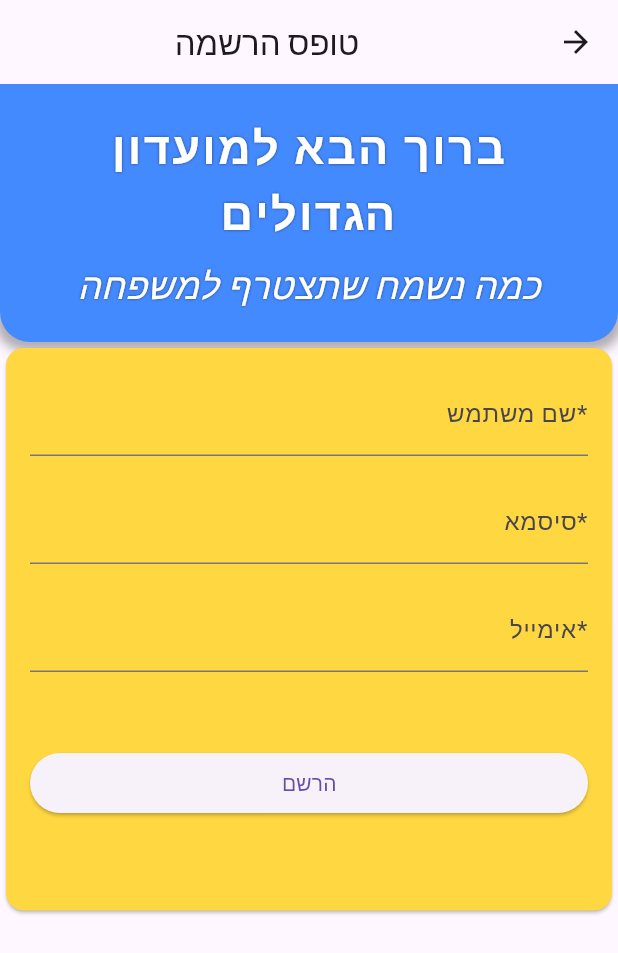
After one commit to mendi-cohen/final-project-in-flutter, a Flutter app: the screen it shows after launch, after a tap on "הרשמה", on a phone screen of 412 x 824 dp. The commit adds this screen. Shown: the top 953 px of the screen. Run offline on Flutter 3.47's test engine with Material 3 defaults, Android fonts, the phone set to English and light mode, and no system bars; network calls fail.

Commit message:
חצי דרך להרשמה של משתמשים

```diff
--- /dev/null
+++ b/lib/EnterUsers/EnterPage.dart
@@ -0,0 +1,93 @@
+import 'package:flutter/material.dart';
+import 'Log-in.dart';
+import './Sign-in.dart';
+
+
+
+class EnterPage extends StatefulWidget{
+ const EnterPage ({super.key});
+  @override
+State<EnterPage> createState ()=> _EnterState();
+}
+
+
+class _EnterState extends State<EnterPage>{
+    bool _isLoginFormVisible = false;
+  @override
+
+Widget build (BuildContext context){
+  return Scaffold(
+    appBar: AppBar(title: const Center(child:Text(" אפליקציית חסכוני בעצמי ",))),
+       body: Center(
+        child: Container(
+          width: 400,
+            decoration: const BoxDecoration(
+            image: DecorationImage(
+              image: NetworkImage('https://www.mynet.co.il/picserver/mynet/crop_images/2023/06/28/BkGnQuYd3/BkGnQuYd3_0_0_800_1000_0_large.jpg'),
+              fit: BoxFit.cover,
+            ),
+          ),
+          child: Column(
+            mainAxisAlignment: MainAxisAlignment.end,
+            crossAxisAlignment: CrossAxisAlignment.stretch,
+             children: [
+              Padding(
+                padding: const EdgeInsets.all(8.0),
+                child: ElevatedButton(
+                  onPressed: () {
+                    Navigator.push(
+                      context,
+                      MaterialPageRoute(builder: (context) => RegistrationForm()),
+                    );
+                  },
+                  style: ElevatedButton.styleFrom(
+                    padding: const EdgeInsets.all(20),
+                    elevation: 5,
+                    shadowColor: Colors.grey,
+                    shape: RoundedRectangleBorder(
+                      borderRadius: BorderRadius.circular(30),
+                    ),
+                  ),
+                  child: const Text(
+                    "הרשמה",
+                    style: TextStyle(fontSize: 30),
+                  ),
+                ),
+              ),
+                          Padding(
+                padding: const EdgeInsets.all(8.0),
+                child: ElevatedButton(
+                  onPressed: () {
+                    setState(() {
+                      _isLoginFormVisible = !_isLoginFormVisible;
+                    });
+                  },
+                  style: ElevatedButton.styleFrom(
+                    padding: const EdgeInsets.all(20),
+                    elevation: 5,
+                    shadowColor: Colors.grey,
+                    shape: RoundedRectangleBorder(
+                      borderRadius: BorderRadius.circular(30),
+                    ),
+                  ),
+                  child: const Text(
+                    "כניסה",
+                    style: TextStyle(fontSize: 30),
+                  ),
+                ),
+              ),
+              AnimatedContainer(
+                duration: const Duration(milliseconds: 500),
+                height: _isLoginFormVisible ? MediaQuery.of(context).size.height * 0.3 : 0,
+                color: Colors.blue,
+                child: Center(
+                  child:LoginPage()
+                ),
+              ),
+            ],
+          ),
+        ),
+      ),
+  );
+}
+}
--- /dev/null
+++ b/lib/EnterUsers/Log-in.dart
@@ -0,0 +1,91 @@
+import 'package:flutter/material.dart';
+import 'package:http/http.dart' as http;
+import 'dart:convert';
+
+class LoginPage extends StatefulWidget {
+  @override
+  _LoginPageState createState() => _LoginPageState();
+}
+
+class _LoginPageState extends State<LoginPage> {
+  final TextEditingController _passwordController = TextEditingController();
+  List<String> _storedPasswords = [];
+
+  @override
+  void initState() {
+    super.initState();
+    _fetchStoredPasswords();
+  }
+
+  Future<void> _fetchStoredPasswords() async {
+    final url = Uri.parse('http://10.0.2.2:3007/enterUser');
+
+    final response = await http.get(url);
+
+    if (response.statusCode == 200) {
+      final List<dynamic> data = json.decode(response.body);
+
+      List<String> passwords = [];
+      for (var user in data) {
+        passwords.add(user['password']);
+      }
+
+      setState(() {
+        _storedPasswords = passwords;
+        print(_storedPasswords);
+      });
+    } else {
+      throw Exception('Failed to fetch stored passwords');
+    }
+  }
+
+  @override
+  Widget build(BuildContext context) {
+    return Scaffold(
+      appBar: AppBar(
+        title: const Center(child: Text('התחברות')),
+      ),
+      body: Center(
+        child: Padding(
+          padding: const EdgeInsets.all(25),
+          child: Column(
+            mainAxisAlignment: MainAxisAlignment.center,
+            children: [
+              TextFormField(
+                controller: _passwordController,
+                obscureText: true,
+                decoration: const InputDecoration(
+                  labelText: 'הכנס סיסמה',
+                ),
+              ),
+              ElevatedButton(
+                onPressed: () {
+                  final enteredPassword = _passwordController.text;
+                  print(enteredPassword);
+                  if (_storedPasswords.contains(enteredPassword)) {
+                         ScaffoldMessenger.of(context).showSnackBar(
+                     const SnackBar(
+                        content: Text('סיסמה נכונה!!!!!!!!!!!!!!!!'),
+                        duration: Duration(seconds: 2),
+                      ),
+                    );
+                  } else {
+                    // Password is incorrect
+                    // Handle incorrect password logic here
+                    ScaffoldMessenger.of(context).showSnackBar(
+                     const SnackBar(
+                        content: Text('סיסמה שגויה'),
+                        duration: Duration(seconds: 2),
+                      ),
+                    );
+                  }
+                },
+                child: const Text('כניסה'),
+              ),
+            ],
+          ),
+        ),
+      ),
+    );
+  }
+}
--- /dev/null
+++ b/lib/EnterUsers/Sign-in.dart
@@ -0,0 +1,186 @@
+import 'package:flutter/material.dart';
+import 'package:http/http.dart' as http;
+import './WelcomeTitle .dart';
+import '../MainPage/MainControll.dart';
+
+class RegistrationForm extends StatefulWidget {
+  @override
+  State<RegistrationForm> createState() => _RegistrationFormState();
+}
+
+class _RegistrationFormState extends State<RegistrationForm> {
+  final TextEditingController _usernameController = TextEditingController();
+  final TextEditingController _passwordController = TextEditingController();
+  final TextEditingController _emailController = TextEditingController();
+
+  String _registrationStatus = '';
+
+  Future<void> _submitForm() async {
+    final url = Uri.parse('http://10.0.2.2:3007/saveUser');
+
+    final username = _usernameController.text;
+    final password = _passwordController.text;
+    final email = _emailController.text;
+
+    if (!_isUsernameValid(username)) {
+      setState(() {
+                  ScaffoldMessenger.of(context).showSnackBar(
+       const SnackBar(
+          content: Text( ' *שם המשתמש חייב להכיל לפחות 6 תווים '),
+          duration: Duration(seconds: 2),
+        ),
+      );
+      });
+      return;
+    }
+
+    if (!_isPasswordValid(password)) {
+      setState(() {
+
+               ScaffoldMessenger.of(context).showSnackBar(
+       const SnackBar(
+          content: Text( '*הסיסמא חייבת להכיל : \n לפחות אות אחת ומספר אחד\nולהיות לפחות 6 תווים'),
+          duration: Duration(seconds: 2),
+        ),
+      );
+      });
+
+      return;
+    }
+
+    if (!_isEmailValid(email)) {
+      setState(() {
+                   ScaffoldMessenger.of(context).showSnackBar(
+       const SnackBar(
+          content: Text('*האימייל לא תקין'),
+          duration: Duration(seconds: 2),
+        ),
+      );
+      });
+      return;
+    }
+
+    final response = await http.post(
+      url,
+      body: {
+        'userName': username,
+        'password': password,
+        'email': email,
+      },
+    );
+
+    if (response.statusCode == 200) {
+        setState(() {
+    _registrationStatus = ' !ההרשמה עברה בהצלחה ';
+  });
+  Future.delayed(const Duration(seconds: 2), () {
+    Navigator.push(
+      context,
+      MaterialPageRoute(builder: (context) => const MyMainPage()),
+    );
+  });
+    } else if (response.statusCode == 409) {
+      setState(() {
+               ScaffoldMessenger.of(context).showSnackBar(
+       const SnackBar(
+          content: Text(' אופס: האימייל כבר קיים במערכת!'),
+          duration: Duration(seconds: 2),
+        ),
+      );
+      });
+    } else {
+      setState(() {
+           ScaffoldMessenger.of(context).showSnackBar(
+       const SnackBar(
+          content: Text(' ההרשמה נכשלה!'),
+          duration: Duration(seconds: 2),
+        ),
+      );
+      });
+    }
+  }
+
+  bool _isUsernameValid(String username) {
+    return username.length >= 6;
+  }
+
+  bool _isPasswordValid(String password) {
+    return password.length >= 6 &&
+        RegExp(r'^(?=.*[A-Za-z])(?=.*\d)').hasMatch(password);
+  }
+
+  bool _isEmailValid(String email) {
+    return RegExp(r'^[\w-\.]+@([\w-]+\.)+[\w-]{2,4}$').hasMatch(email);
+  }
+
+  @override
+  Widget build(BuildContext context) {
+    return Scaffold(
+      appBar: AppBar(
+        title: const Center(
+          child: Text(' טופס הרשמה '),
+        ),
+      ),
+      body:  Container(
+          // height: 600,
+          child: Column(
+        mainAxisAlignment: MainAxisAlignment.start,
+        children: [
+          WelcomeTitle(),
+          Card(
+            color: Colors.amberAccent,
+            child: Padding(
+              padding: const EdgeInsets.all(16.0),
+              child: Column(
+                crossAxisAlignment: CrossAxisAlignment.stretch,
+                children: [
+                  TextFormField(
+                    controller: _usernameController,
+                    decoration: const InputDecoration(labelText: '*שם משתמש'),
+                  ),
+                  const SizedBox(height: 16.0),
+                  TextFormField(
+                    controller: _passwordController,
+                    obscureText: true,
+                    decoration: const InputDecoration(labelText: '*סיסמא'),
+                  ),
+                  const SizedBox(height: 16.0),
+                  TextFormField(
+                    controller: _emailController,
+                    keyboardType: TextInputType.emailAddress,
+                    decoration: const InputDecoration(labelText: '*אימייל'),
+                  ),
+                  const SizedBox(height: 50.0),
+                  ElevatedButton(
+                    onPressed: () {
+                      final userName = _usernameController.text;
+                      final password = _passwordController.text;
+                      final email = _emailController.text;
+                      print('Username: $userName');
+                      print('Password: $password');
+                      print('Email: $email');
+
+                      _submitForm();
+                    },
+                    child: const Text('הרשם'),
+                  ),
+                  const SizedBox(height: 16.0),
+                  Text(
+                    _registrationStatus,
+                    style: TextStyle(
+                        fontSize: 20,
+                        color: _registrationStatus == ' !ההרשמה עברה בהצלחה '
+                            ? Colors.green
+                            : Colors.red),
+                    textAlign: TextAlign.center,
+                  ),
+
+                ],
+              ),
+            ),
+          )
+        ],
+      )),
+    );
+  }
+}
--- /dev/null
+++ b/lib/EnterUsers/WelcomeTitle .dart
@@ -0,0 +1,59 @@
+import 'package:flutter/material.dart';
+
+class WelcomeTitle extends StatelessWidget {
+  @override
+  Widget build(BuildContext context) {
+    return Container(
+      padding: EdgeInsets.all(20.0),
+      decoration: BoxDecoration(
+        color: Colors.blueAccent, // צבע רקע
+        borderRadius: BorderRadius.vertical(bottom: Radius.circular(20.0)), // פינות מעוגלות
+        boxShadow: [
+          BoxShadow(
+            color: Colors.black.withOpacity(0.3), // צבע הצל
+            spreadRadius: 3, // התפשטות הצל
+            blurRadius: 5, // איכות הצל
+            offset: Offset(0, 3), // היסט הצל
+          ),
+        ],
+      ),
+      child: Column(
+        mainAxisAlignment: MainAxisAlignment.center,
+        children: [
+          Text(
+            'ברוך הבא למועדון הגדולים',
+            textAlign: TextAlign.center,
+            style: TextStyle(
+              color: Colors.white, // צבע טקסט
+              fontSize: 30.0, // גודל טקסט
+              fontWeight: FontWeight.bold, // עובי הטקסט
+              letterSpacing: 1.5, // מרווח בין אותיות
+              shadows: [
+                Shadow(
+                  color: Colors.black.withOpacity(0.5), // צבע הצל
+                  blurRadius: 2, // איכות הצל
+                ),
+              ],
+            ),
+          ),
+          SizedBox(height: 10.0),
+          Text(
+            'כמה נשמח שתצטרף למשפחה',
+            textAlign: TextAlign.center,
+            style: TextStyle(
+              color: Colors.white, // צבע טקסט
+              fontSize: 24.0, // גודל טקסט
+              fontStyle: FontStyle.italic, // סגנון טקסט
+              shadows: [
+                Shadow(
+                  color: Colors.black.withOpacity(0.5), // צבע הצל
+                  blurRadius: 2, // איכות הצל
+                ),
+              ],
+            ),
+          ),
+        ],
+      ),
+    );
+  }
+}
--- a/lib/main.dart
+++ b/lib/main.dart
@@ -1,7 +1,7 @@
 import 'package:flutter/material.dart';
-import "MainCards.dart";
-import "ViewAccount.dart";
-import "newTransaction.dart";
+import 'MainPage/MainControll.dart';
+import 'EnterUsers/EnterPage.dart';
+
 
 void main() {
   runApp(const MyApp());
@@ -11,13 +11,19 @@ class MyApp extends StatelessWidget {
   const MyApp({super.key});
   @override
   Widget build(BuildContext context) {
-    return const MaterialApp(
-      home: BudgetHomePage(
-        userName: "חיים",
-      ),
+    return  MaterialApp(
+
+      builder: (context, child) => Directionality(
+        textDirection: TextDirection.rtl,
+       child: child!),
+
+      home:const EnterPage()
     );
   }
 }
+
+
+
 
 class BudgetHomePage extends StatefulWidget {
   const BudgetHomePage({super.key, this.userName});
@@ -39,78 +45,3 @@ class _BudgetHomePageState extends State<BudgetHomePage> {
     );
   }
 }
-
-class MyMainPage extends StatefulWidget {
-  const MyMainPage({super.key});
-  @override
-  State<MyMainPage> createState() => _MyMainPageState();
-}
-
-class _MyMainPageState extends State<MyMainPage> {
-  @override
-  Widget build(BuildContext context) {
-    return Scaffold(
-      appBar: AppBar(title: const Center(child: Text("? מה תרצה לבצע היום  "))),
-      body: Container(
-          color: Colors.blue,
-          height: 500,
-          child:Center(child:  GridView.count(
-            crossAxisCount: 2,
-            childAspectRatio: 1,
-            children: [
-              OptionCard(
-                title: "צפייה ביתרת החשבון",
-                icon: Icons.account_balance_wallet,
-                onTap: () {
-                       Navigator.push(
-                      context,
-                      MaterialPageRoute(builder: (context) => AddTransactionPage()),
-                    );
-                },
-              ),
-              OptionCard(
-                title: "הוספת עסקאות חדשות",
-                icon: Icons.add_circle,
-                onTap: () {
-                       Navigator.push(
-                      context,
-                      MaterialPageRoute(builder: (context) => AddTransactionPage()),
-                    );
-                },
-              ),
-              OptionCard(
-                title: 'דו"ח סיכום חודשי',
-                icon: Icons.account_box,
-                onTap: () {
-                       Navigator.push(
-                      context,
-                      MaterialPageRoute(builder: (context) => AddTransactionPage()),
-                    );
-                },
-              ),
-              OptionCard(
-                title: " התראות תקציב ",
-                icon: Icons.punch_clock_rounded,
-                onTap: () {
-                       Navigator.push(
-                      context,
-                      MaterialPageRoute(builder: (context) => AddTransactionPage()),
-                    );
-                },
-              ),
-              OptionCard(
-                  title: " ניהול תקציב ",
-                  icon: Icons.account_balance,
-                  onTap: () {
-                    Navigator.push(
-                      context,
-                      MaterialPageRoute(builder: (context) => AddTransactionPage()),
-                    );
-                  },
-                ),
-
-            ],
-          ))),
-    );
-  }
-}
--- a/pubspec.yaml
+++ b/pubspec.yaml
@@ -30,6 +30,7 @@ environment:
 dependencies:
   flutter:
     sdk: flutter
+  http: ^0.13.3
 
 
   # The following adds the Cupertino Icons font to your application.
```
Also changed, not shown: lib/MainCards.dart (+49 -3 lines), lib/MainPage/MainControll.dart (added, +79 -0 lines), lib/MainPage/ViewAccount.dart (renamed from lib/ViewAccount.dart), lib/MainPage/newTransaction.dart (renamed from lib/newTransaction.dart), pubspec.lock, 1 other file.
